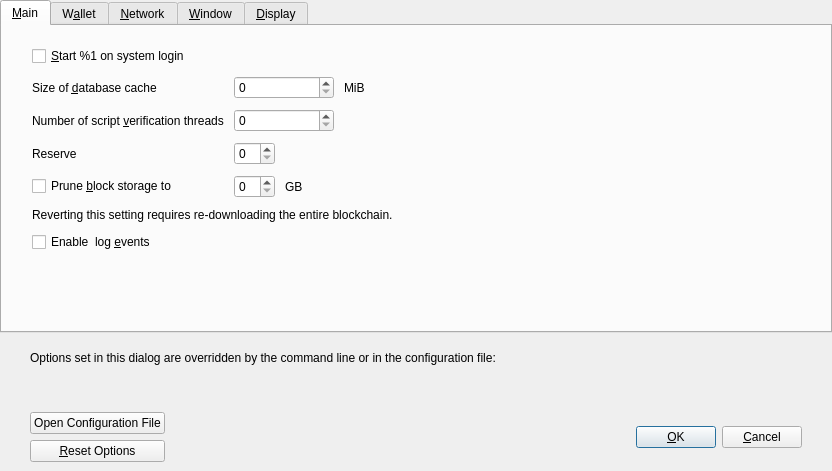
This is src/qt/forms/optionsdialog.ui in shaileshnift/UIDD as Qt 5 draws it before an edit. The edited form follows.
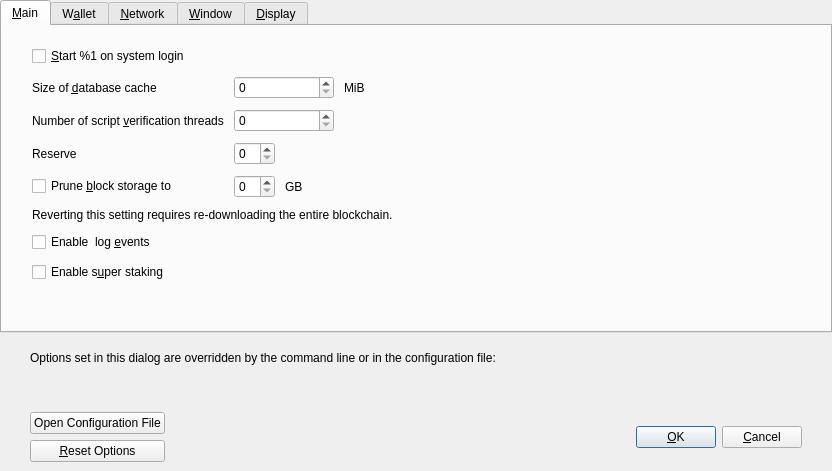
This is the edited form. Custom widgets are drawn as their Qt base class.

What changed in the file:
```diff
--- a/src/qt/forms/optionsdialog.ui
+++ b/src/qt/forms/optionsdialog.ui
@@ -258,6 +258,13 @@
          </property>
         </widget>
        </item>
+       <item>
+        <widget class="QCheckBox" name="superStaking">
+         <property name="text">
+          <string>Enable s&amp;uper staking</string>
+         </property>
+        </widget>
+       </item>
        <item>
         <spacer name="verticalSpacer_Main">
          <property name="orientation">
```
Left out of the diff: 11 changed lines with no effect on the pictures.
